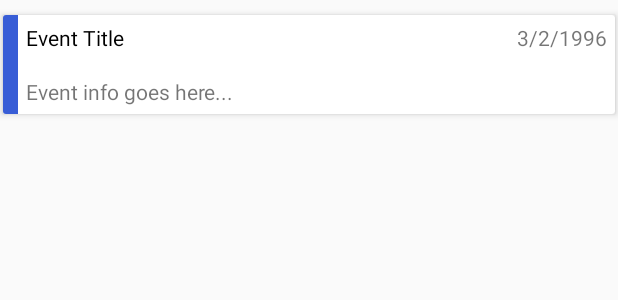
After one commit to swamphacks/2017-Mobile-Android, an Android app: the layout announcement_list_item.xml on its own in the app's theme, with its tools: preview values and no code run, on a phone screen of 412 x 824 dp. The commit adds this screen. Shown: the top 300 px of the screen. Run offline under Robolectric (Android 15) with nearby library versions, the phone set to English and light mode, and no system bars.

Commit message:
added hella announcements stuff

```diff
--- a/app/build.gradle
+++ b/app/build.gradle
@@ -33,6 +33,7 @@ dependencies {
     compile 'com.google.firebase:firebase-database:10.0.1'
     compile 'com.github.alamkanak:android-week-view:1.2.6'
     testCompile 'junit:junit:4.12'
+    compile 'com.android.support:cardview-v7:25.1.0'
 }
 
 
--- /dev/null
+++ b/app/src/main/res/layout/announcement_list_item.xml
@@ -0,0 +1,58 @@
+<?xml version="1.0" encoding="utf-8"?>
+<android.support.v7.widget.CardView xmlns:android="http://schemas.android.com/apk/res/android"
+    xmlns:app="http://schemas.android.com/apk/res-auto" android:layout_width="match_parent"
+    android:layout_height="wrap_content" android:id="@+id/card_view"
+    android:layout_marginTop="10dp"
+    android:layout_marginLeft="2dp"
+    android:layout_marginRight="2dp"
+    android:background="@color/white"
+    app:cardCornerRadius="2dp"
+    app:cardElevation="3dp">
+
+    <LinearLayout
+        android:orientation="vertical" android:layout_width="match_parent"
+        android:layout_height="match_parent">
+
+        <LinearLayout android:layout_width="match_parent"
+            android:layout_height="match_parent"
+            android:orientation="horizontal">
+
+            <FrameLayout android:layout_width="10dp"
+                android:id="@+id/announcement_color"
+                android:layout_height="match_parent"
+                android:background="@color/event_blue"/>
+
+            <LinearLayout android:layout_width="match_parent" android:layout_height="wrap_content"
+                android:orientation="vertical">
+
+                <FrameLayout android:layout_width="fill_parent"
+                    android:layout_height="wrap_content">
+
+                    <TextView android:layout_width="wrap_content" android:layout_height="25dp"
+                        android:id="@+id/info_title"
+                        android:layout_margin="5dp"
+                        android:layout_gravity="start|left"
+                        android:textColor="@color/black"
+                        android:text="Event Title"/>
+
+                    <TextView android:layout_width="wrap_content" android:layout_height="25dp"
+                        android:id="@+id/info_date"
+                        android:layout_margin="5dp"
+                        android:layout_gravity="end|right"
+                        android:text="3/2/1996" />
+
+                </FrameLayout>
+
+                <TextView android:layout_width="match_parent"
+                    android:layout_height="wrap_content"
+                    android:id="@+id/info_description"
+                    android:layout_margin="5dp"
+                    android:text="Event info goes here..." />
+
+            </LinearLayout>
+
+        </LinearLayout>
+
+    </LinearLayout>
+
+</android.support.v7.widget.CardView>
```
Also changed, not shown: app/src/main/java/com/swamphacks/swamphacks_android/announcements/AnnouncementsFragment.java (+133 -132 lines), app/src/main/java/com/swamphacks/swamphacks_android/models/Announcement.java (added, +71 -0 lines), app/src/main/res/layout/fragment_announcements.xml (+7 -9 lines).
